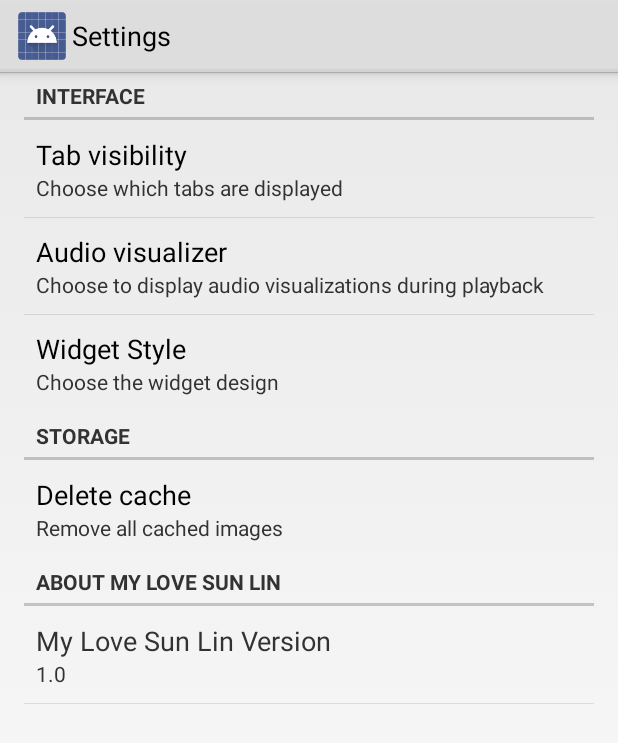
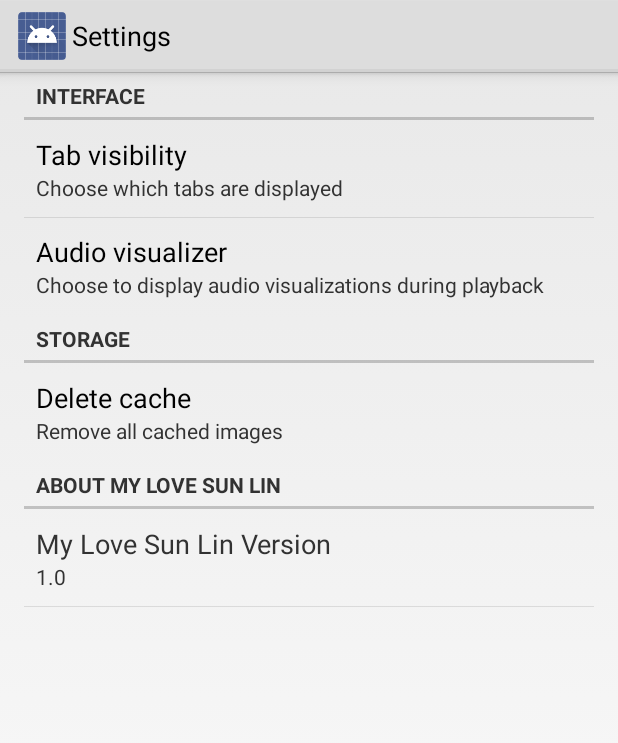
Before and after one commit to yanbowen/MyLovePlayer, an Android app: the SettingsHolder screen opened directly, with no data from a screen before it, on a phone screen of 412 x 824 dp. Shown: the top 743 px of the screen. Run offline under Robolectric (Android 15) with nearby library versions, the phone set to English and light mode, and no system bars; libraries missing offline, so code that uses them is left out: com.swust.myLovePlayerMod; 2 statements that could not run were skipped.

Commit message:
Modified code

```diff
--- a/MyLoveSunLin/src/main/java/cn/studyjams/s2/sj0132/bowenyan/myloveplayer/preferences/SettingsHolder.java
+++ b/MyLoveSunLin/src/main/java/cn/studyjams/s2/sj0132/bowenyan/myloveplayer/preferences/SettingsHolder.java
@@ -55,7 +55,7 @@ public class SettingsHolder extends PreferenceActivity  implements ServiceConnec
         addPreferencesFromResource(preferencesResId);
 
         //Init widget style change option
-        initChangeWidgetTheme();
+//        initChangeWidgetTheme();
 
         // Init delete cache option
         initDeleteCache();
--- a/MyLoveSunLin/src/main/res/xml/settings.xml
+++ b/MyLoveSunLin/src/main/res/xml/settings.xml
@@ -23,17 +23,7 @@
 	        android:capitalize="words"
         	/>
 
-        <ListPreference
-	        android:dialogTitle="@string/widget_style_title"
-            android:key="@string/key_widget_style"
-            android:title="@string/widget_style_title"
-            android:summary="@string/widget_style_summary"
-            android:defaultValue="@string/widget_style_light"
-            android:entries="@array/widget_style_types"
-            android:entryValues="@array/widget_style_types"
-	        android:capitalize="words"
-        	/>
-    </PreferenceCategory>
+	</PreferenceCategory>
     <PreferenceCategory android:title="@string/settings_storage_category" >
 
         <!-- Delete cache -->
```
